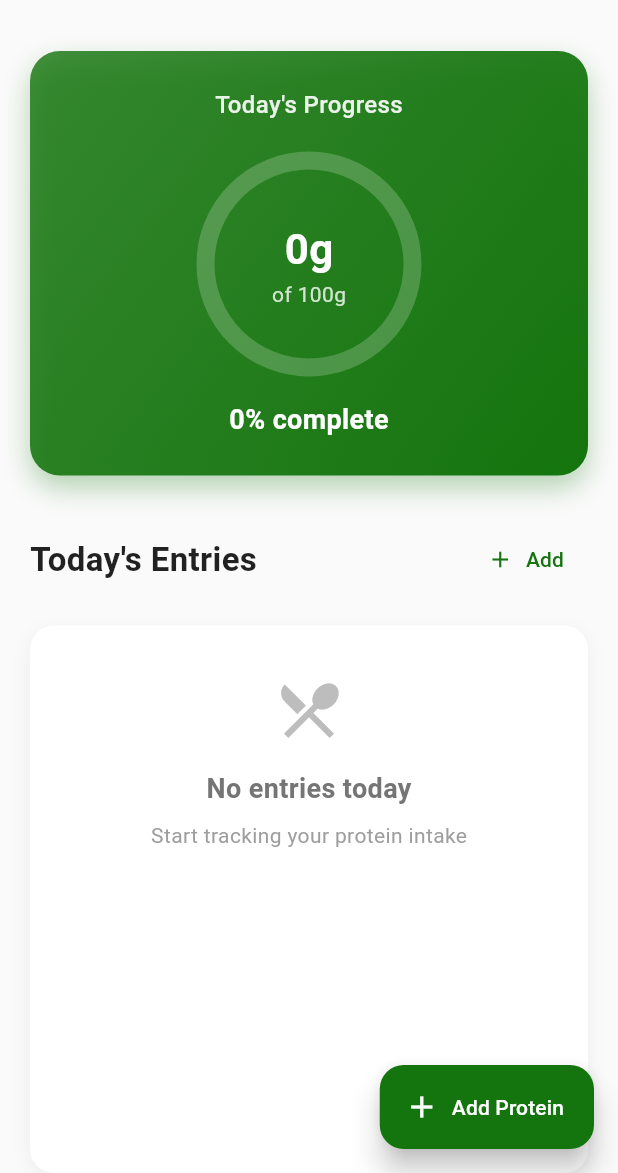
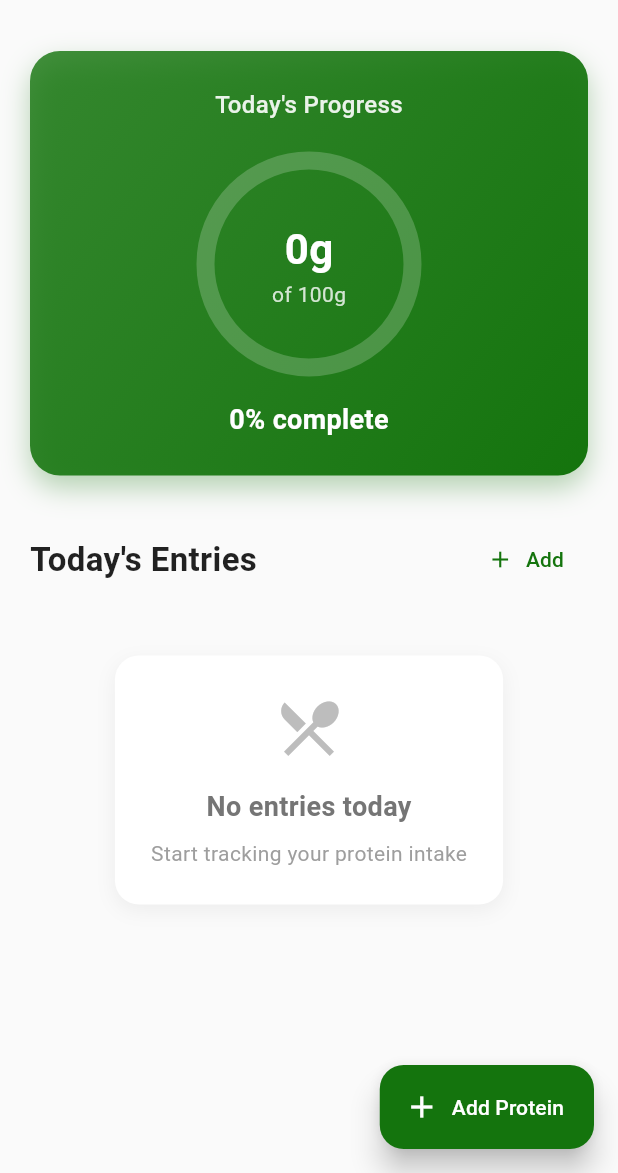
Before and after one commit to momo5502/protein-tracker, a Flutter app: the screen it shows after launch, on a phone screen of 412 x 824 dp, the part 63-1236 px from its top. Run offline on Flutter 3.47's test engine with Material 3 defaults, Android fonts, the phone set to English and light mode, and no system bars; our stand-ins replace flutter_colorpicker, shared_preferences; Roboto replaces fonts that are missing (SF Pro Display).

Commit message:
better box

```diff
--- a/lib/main.dart
+++ b/lib/main.dart
@@ -585,10 +585,13 @@ class _HomePageState extends State<HomePage> with TickerProviderStateMixin {
           ),
           Expanded(
             child: _todayEntries.isEmpty
-                ? Container(
-                    width: double.infinity,
+                ? Padding(
+                    padding: const EdgeInsets.only(top: 20),
+                    child: Align(
+                      alignment: Alignment.topCenter,
+                      child: Container(
                         margin: const EdgeInsets.symmetric(horizontal: 20),
-                    padding: const EdgeInsets.all(32),
+                        padding: const EdgeInsets.all(24),
                         decoration: BoxDecoration(
                           color: Colors.white,
                           borderRadius: BorderRadius.circular(16),
@@ -601,6 +604,8 @@ class _HomePageState extends State<HomePage> with TickerProviderStateMixin {
                           ],
                         ),
                         child: Column(
+                          mainAxisSize: MainAxisSize.min,
+                          crossAxisAlignment: CrossAxisAlignment.center,
                           children: [
                             Icon(
                               Icons.restaurant_menu,
@@ -619,10 +624,14 @@ class _HomePageState extends State<HomePage> with TickerProviderStateMixin {
                             const SizedBox(height: 8),
                             Text(
                               l10n.startTracking,
-                          style:
-                              TextStyle(fontSize: 14, color: Colors.grey[500]),
+                              style: TextStyle(
+                                fontSize: 14,
+                                color: Colors.grey[500],
+                              ),
                             ),
                           ],
+                        ),
+                      ),
                     ),
                   )
                 : ListView.builder(
```
Lines whose indentation alone changed are shown as unchanged.
